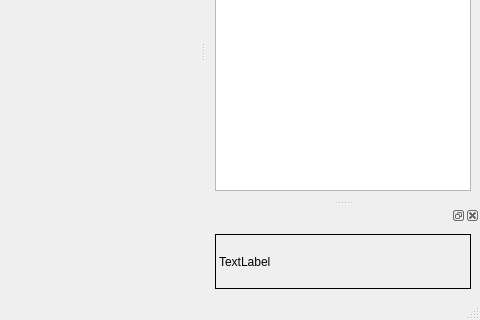
Before: the Qt Designer form main_window.ui in RedChow/PythonOPCUADeviceSimulatorGUI, drawn with Qt 5; both pictures show x 320 to 800 and y 280 to 600 of the 800 by 600 pixel window.
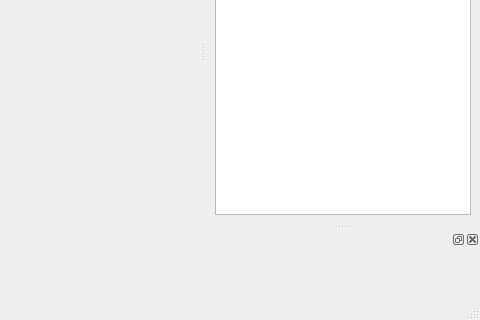
After: the same form once the commit is applied. Custom widgets are drawn as their Qt base class.

Commit message: added ability to show and removed plots

```diff
--- a/main_window.ui
+++ b/main_window.ui
@@ -152,14 +152,7 @@
    <widget class="QWidget" name="dockWidgetContents_4">
     <layout class="QVBoxLayout" name="verticalLayout_3">
      <item>
-      <widget class="QLabel" name="label_4">
-       <property name="frameShape">
-        <enum>QFrame::Box</enum>
-       </property>
-       <property name="text">
-        <string>TextLabel</string>
-       </property>
-      </widget>
+      <widget class="PlotWidget" name="widgetPlotWidget" native="true"/>
      </item>
     </layout>
    </widget>
@@ -201,6 +194,12 @@
    <extends>QTreeView</extends>
    <header location="global">device_tree.h</header>
   </customwidget>
+  <customwidget>
+   <class>PlotWidget</class>
+   <extends>QWidget</extends>
+   <header location="global">pyqtgraph</header>
+   <container>1</container>
+  </customwidget>
  </customwidgets>
  <resources/>
  <connections/>
```
The commit also changes 12 other files.
